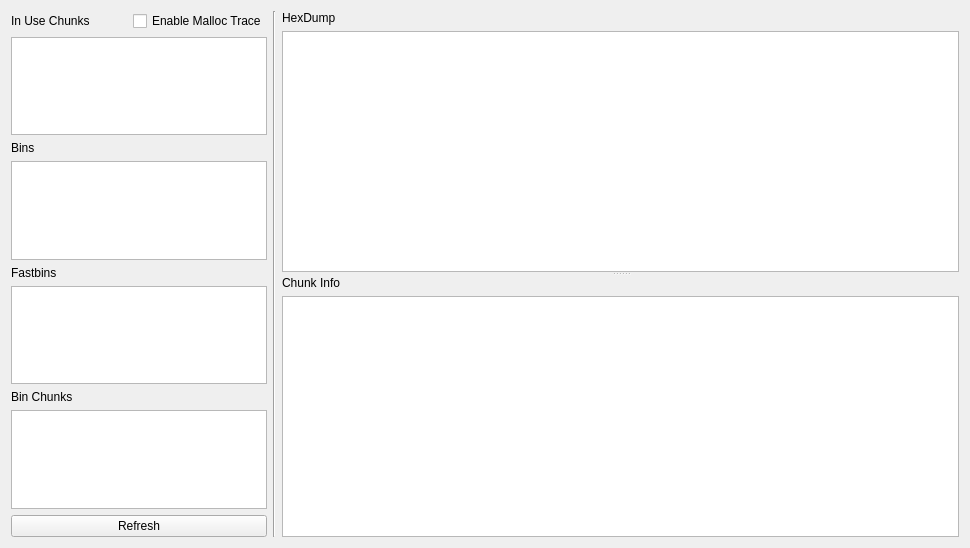
Above: ui/heap.ui from 1111joe1111/ida_ea before the change. Below: the same form after it.
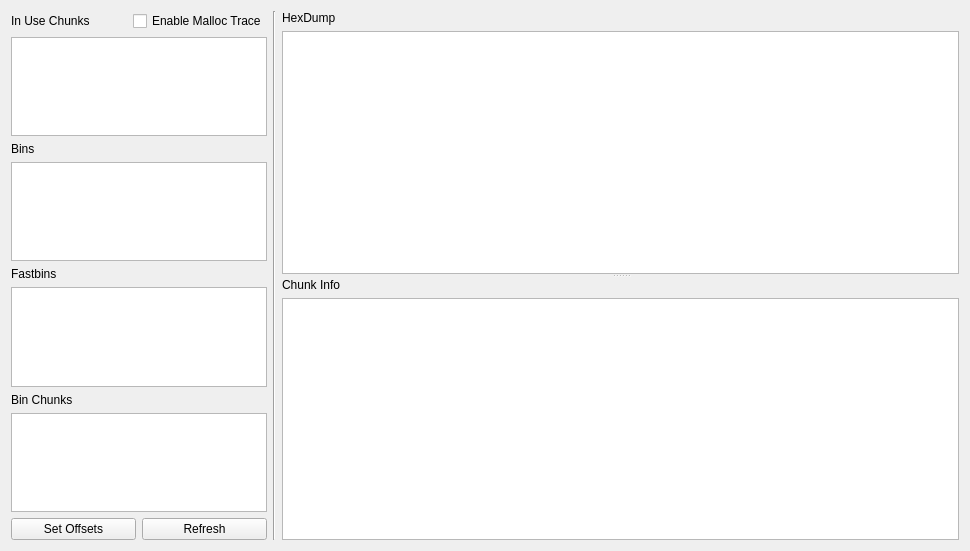
That is the form after the change.

Commit message: added get offsets button/added warnings/fixed refresh button

What changed in the file:
```diff
--- a/ui/heap.ui
+++ b/ui/heap.ui
@@ -7,7 +7,7 @@
     <x>0</x>
     <y>0</y>
     <width>970</width>
-    <height>548</height>
+    <height>551</height>
    </rect>
   </property>
   <property name="maximumSize">
@@ -19,8 +19,8 @@
   <property name="windowTitle">
    <string>EA Heap</string>
   </property>
-  <layout class="QHBoxLayout" name="horizontalLayout_2">
-   <item>
+  <layout class="QGridLayout" name="gridLayout">
+   <item row="0" column="0">
     <layout class="QVBoxLayout" name="verticalLayout_3">
      <item>
       <layout class="QHBoxLayout" name="horizontalLayout">
@@ -167,6 +167,15 @@
       </widget>
      </item>
      <item>
+      <layout class="QHBoxLayout" name="horizontalLayout_3">
+       <item>
+        <widget class="QPushButton" name="pushButton_2">
+         <property name="text">
+          <string>Set Offsets</string>
+         </property>
+        </widget>
+       </item>
+       <item>
       <widget class="QPushButton" name="pushButton">
        <property name="text">
         <string>Refresh</string>
@@ -175,7 +184,9 @@
      </item>
     </layout>
    </item>
-   <item>
+    </layout>
+   </item>
+   <item row="0" column="1">
     <widget class="Line" name="line">
      <property name="sizePolicy">
       <sizepolicy hsizetype="Minimum" vsizetype="Minimum">
@@ -194,7 +205,7 @@
      </property>
     </widget>
    </item>
-   <item>
+   <item row="0" column="2">
     <widget class="QSplitter" name="splitter">
      <property name="sizePolicy">
       <sizepolicy hsizetype="Expanding" vsizetype="Expanding">
```
Lines whose indentation alone changed are shown as unchanged. The commit also changes 8 other files.
